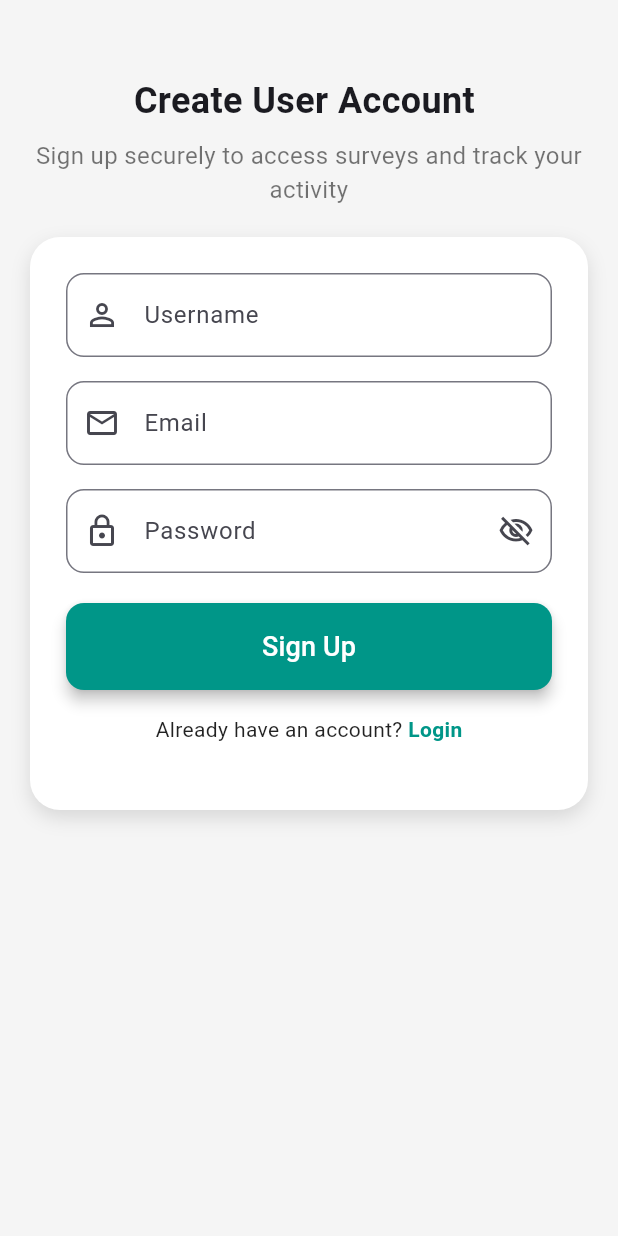
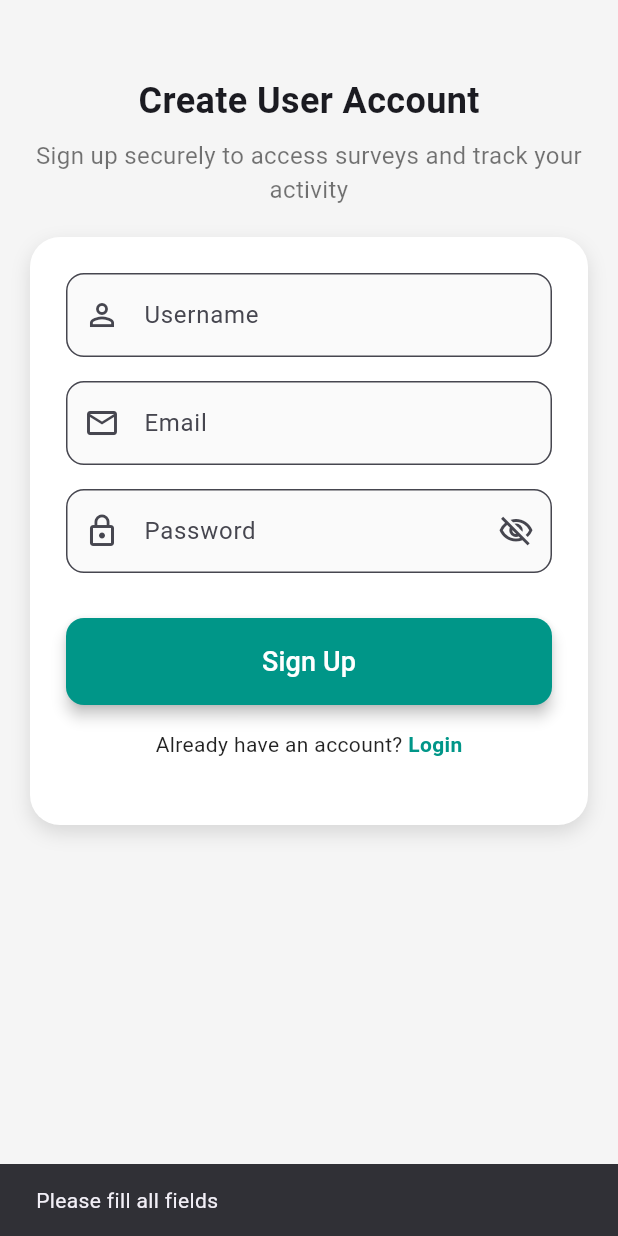
Before and after one commit to Ashithdeveloper/Student-voice, a Flutter app: the UserSignupPage screen opened directly, after a tap on "Sign Up", on a phone screen of 412 x 824 dp. Run offline on Flutter 3.47's test engine with Material 3 defaults, Android fonts, the phone set to English and light mode, and no system bars; our stand-ins replace image_picker, shared_preferences; accounts and stored records are empty.

Commit message:
login page with functon updated

```diff
--- a/mobile/lib/login/student_signup.dart
+++ b/mobile/lib/login/student_signup.dart
@@ -74,7 +74,7 @@ class _StudentSignupPageState extends State<StudentSignupPage> {
       _isLoading = true; // Start loading
     });
 
-    final uri = Uri.parse("https://student-voice.onrender.com/api/auth/studentsignup");
+    final uri = Uri.parse("https://student-voice.onrender.com/api/user/signup");
 
     var request = http.MultipartRequest('POST', uri);
     request.fields['name'] = nameController.text.trim();
--- a/mobile/lib/login/user_login.dart
+++ b/mobile/lib/login/user_login.dart
@@ -32,7 +32,7 @@ class _UserLoginPageState extends State<UserLoginPage> {
     setState(() => _isLoading = true);
 
     try {
-      final url = Uri.parse("https://student-voice.onrender.com/api/auth/login");
+      final url = Uri.parse("https://student-voice.onrender.com/api/user/login");
       final response = await http.post(
         url,
         headers: {
--- a/mobile/lib/login/user_signup.dart
+++ b/mobile/lib/login/user_signup.dart
@@ -1,5 +1,9 @@
+import 'dart:convert';
 import 'package:flutter/material.dart';
-import 'package:mobile/login/user_login.dart';
+import 'package:http/http.dart' as http;
+import 'package:shared_preferences/shared_preferences.dart';
+import '../homepage.dart';
+import 'user_login.dart';
 
 class UserSignupPage extends StatefulWidget {
   const UserSignupPage({super.key});
@@ -13,6 +17,74 @@ class _UserSignupPageState extends State<UserSignupPage> {
   final TextEditingController emailController = TextEditingController();
   final TextEditingController passwordController = TextEditingController();
   bool _isObscure = true;
+  bool _isLoading = false;
+
+  Future<void> signupUser() async {
+    final name = usernameController.text.trim();
+    final email = emailController.text.trim();
+    final password = passwordController.text.trim();
+
+    if (name.isEmpty || email.isEmpty || password.isEmpty) {
+      ScaffoldMessenger.of(context).showSnackBar(
+        const SnackBar(content: Text("Please fill all fields")),
+      );
+      return;
+    }
+
+    setState(() => _isLoading = true);
+
+    try {
+      final url = Uri.parse("https://student-voice.onrender.com/api/user/userlogin");
+      final response = await http.post(
+        url,
+        headers: {"Content-Type": "application/json"},
+        body: jsonEncode({
+          "name": name,
+          "email": email,
+          "password": password,
+          "role": "viewer",
+        }),
+      );
+
+      print("🔹 Status Code: ${response.statusCode}");
+      print("🔹 Response Body: ${response.body}");
+
+      if (response.statusCode == 200) {
+        final data = jsonDecode(response.body);
+        if (data["token"] != null) {
+          final prefs = await SharedPreferences.getInstance();
+          await prefs.setString("token", data["token"]);
+
+          if (mounted) {
+            Navigator.pushReplacement(
+              context,
+              MaterialPageRoute(builder: (_) => const HomePage()),
+            );
+          }
+        } else {
+          ScaffoldMessenger.of(context).showSnackBar(
+            const SnackBar(content: Text("Signup failed: Invalid response")),
+          );
+        }
+      } else {
+        String message = "Signup failed";
+        try {
+          final err = jsonDecode(response.body);
+          if (err["message"] != null) message = err["message"];
+        } catch (_) {}
+        ScaffoldMessenger.of(context).showSnackBar(
+          SnackBar(content: Text(message)),
+        );
+      }
+    } catch (e) {
+      print("❗ Error during signup: $e");
+      ScaffoldMessenger.of(context).showSnackBar(
+        SnackBar(content: Text("Error: $e")),
+      );
+    } finally {
+      setState(() => _isLoading = false);
+    }
+  }
 
   @override
   Widget build(BuildContext context) {
@@ -25,7 +97,7 @@ class _UserSignupPageState extends State<UserSignupPage> {
             children: [
               const SizedBox(height: 30),
               const Text(
-                "Create User Account ",
+                "Create User Account",
                 style: TextStyle(
                   fontSize: 24,
                   fontWeight: FontWeight.bold,
@@ -38,7 +110,6 @@ class _UserSignupPageState extends State<UserSignupPage> {
                 textAlign: TextAlign.center,
               ),
               const SizedBox(height: 20),
-
               _buildCard(
                 child: Column(
                   children: [
@@ -70,11 +141,11 @@ class _UserSignupPageState extends State<UserSignupPage> {
                         },
                       ),
                     ),
-                    const SizedBox(height: 20),
+                    const SizedBox(height: 30),
                     SizedBox(
                       width: double.infinity,
                       child: ElevatedButton(
-                        onPressed: () {},
+                        onPressed: _isLoading ? null : signupUser,
                         style: ElevatedButton.styleFrom(
                           backgroundColor: Colors.teal,
                           padding: const EdgeInsets.symmetric(vertical: 16),
@@ -83,7 +154,16 @@ class _UserSignupPageState extends State<UserSignupPage> {
                           ),
                           elevation: 4,
                         ),
-                        child: const Text(
+                        child: _isLoading
+                            ? const SizedBox(
+                          height: 20,
+                          width: 20,
+                          child: CircularProgressIndicator(
+                            color: Colors.white,
+                            strokeWidth: 2,
+                          ),
+                        )
+                            : const Text(
                           "Sign Up",
                           style: TextStyle(
                               color: Colors.white,
@@ -161,6 +241,8 @@ class _UserSignupPageState extends State<UserSignupPage> {
         prefixIcon: Icon(icon),
         suffixIcon: suffixIcon,
         border: OutlineInputBorder(borderRadius: BorderRadius.circular(12)),
+        filled: true,
+        fillColor: Colors.grey[50],
       ),
     );
   }
```
Also changed, not shown: mobile/lib/login/student_login.dart (+34 -13 lines).
